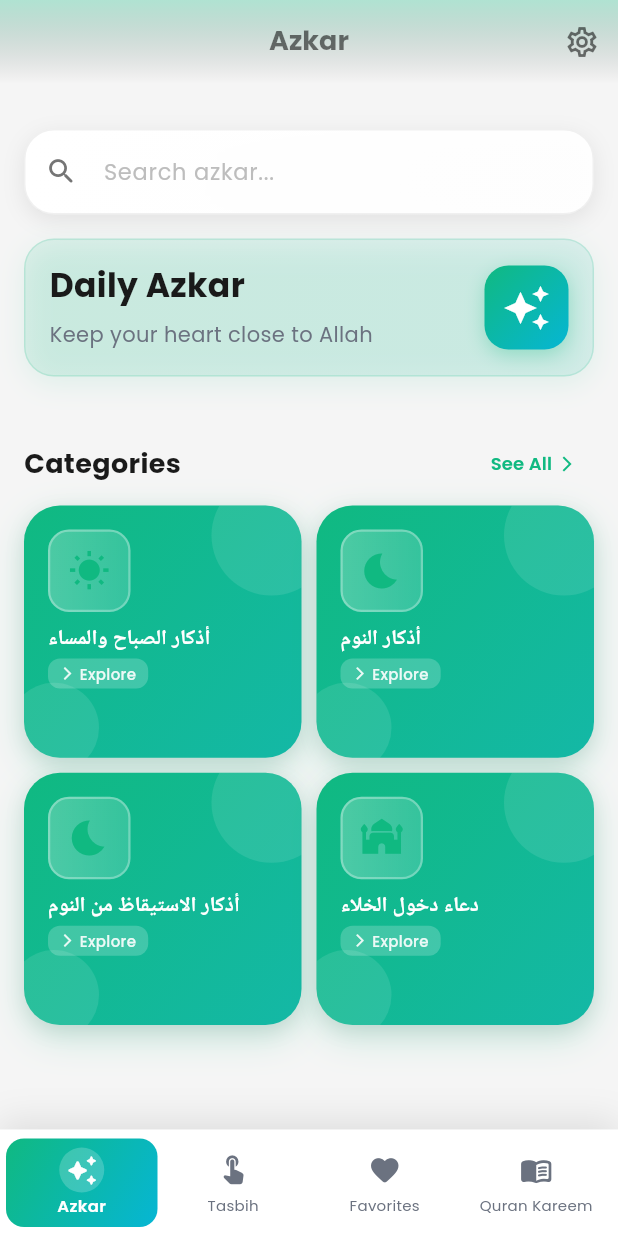
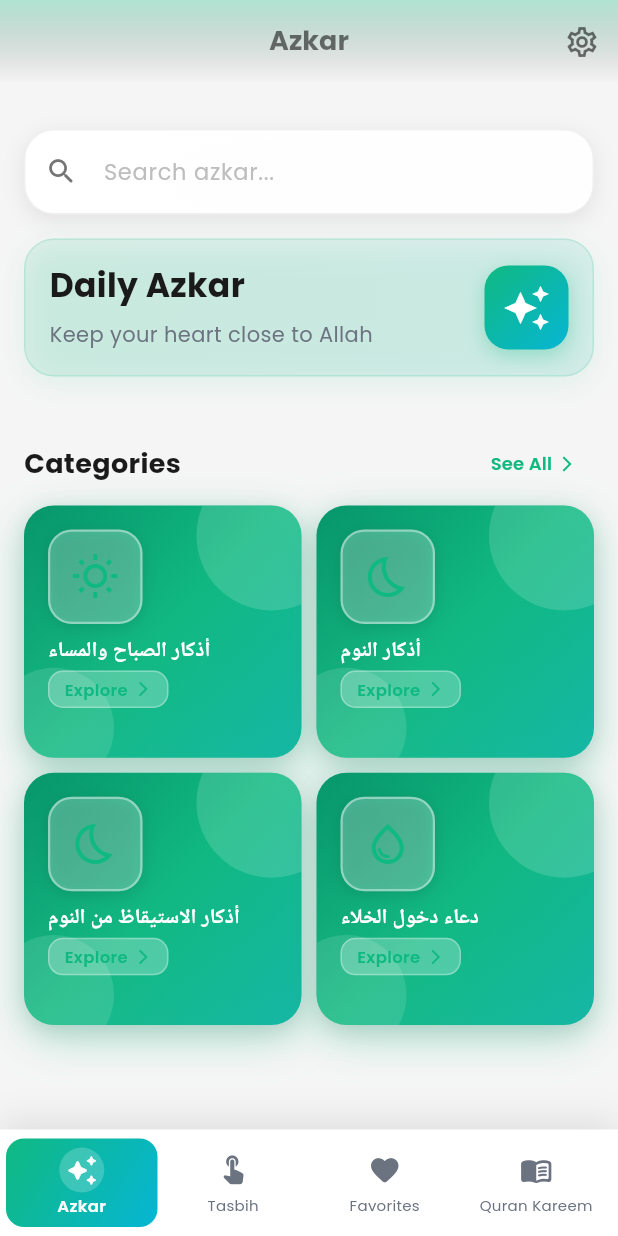
Before and after one commit to khaledebied/bling_azkar, a Flutter app: the screen it shows after launch, on a phone screen of 412 x 824 dp. Run offline on Flutter 3.47's test engine with Material 3 defaults, Android fonts, the phone set to English and light mode, and no system bars; our stand-ins replace dio, flutter_local_notifications, flutter_riverpod, flutter_svg, freezed_annotation, geolocator and 9 more; missing offline and left inert: audio_session, flutter_qiblah, quran_library; accounts and stored records are empty; Roboto replaces fonts that are missing (Cairo); statements that could not run were skipped.

Commit message:
feat: Add support for custom icons in category cards and enhance gradient styling
- Introduced a new asset path for custom icons in the pubspec.yaml file
- Updated the _getCategoryIcon method to support outlined versions of Material icons
- Improved gradient styling for both light and dark modes in category cards
- Enhanced the overall design consistency and elegance of category card elements

```diff
--- a/lib/src/presentation/widgets/category_card.dart
+++ b/lib/src/presentation/widgets/category_card.dart
@@ -45,140 +45,145 @@ class _CategoryCardState extends State<CategoryCard>
     super.dispose();
   }
 
+  /// Get icon for category - supports both Material icons and custom assets
+  /// For Flaticon icons, place them in assets/icons/ and reference by name
   IconData _getCategoryIcon(String categoryName) {
     final lowerName = categoryName.toLowerCase();
 
-    // Morning/Evening categories
+    // Morning/Evening categories - use sun/moon icons
     if (lowerName.contains('صباح') || lowerName.contains('صباح')) {
-      return Icons.wb_sunny;
+      return Icons.wb_sunny_outlined;
     }
     if (lowerName.contains('مساء') || lowerName.contains('مساء')) {
       return Icons.nightlight_round;
     }
 
-    // Sleep categories
+    // Sleep categories - use moon/bed icons
     if (lowerName.contains('نوم') || lowerName.contains('نوم')) {
-      return Icons.bedtime;
+      return Icons.bedtime_outlined;
     }
     if (lowerName.contains('استيقاظ') || lowerName.contains('استيقاظ')) {
       return Icons.wb_twilight;
     }
 
-    // Prayer categories
+    // Prayer categories - use mosque/prayer icons
     if (lowerName.contains('صلاة') || lowerName.contains('صلاة') ||
         lowerName.contains('ركوع') || lowerName.contains('سجود') ||
-        lowerName.contains('تشهد')) {
+        lowerName.contains('تشهد') || lowerName.contains('استفتاح')) {
       return Icons.mosque;
     }
     if (lowerName.contains('آذان') || lowerName.contains('آذان')) {
-      return Icons.volume_up;
+      return Icons.volume_up_outlined;
+    }
+    if (lowerName.contains('مسجد') || lowerName.contains('مسجد')) {
+      return Icons.account_balance;
     }
 
-    // Food categories
+    // Wudu/Bathroom categories
+    if (lowerName.contains('وضوء') || lowerName.contains('وضوء') ||
+        lowerName.contains('خلاء') || lowerName.contains('خلاء')) {
+      return Icons.water_drop_outlined;
+    }
+
+    // Home categories
+    if (lowerName.contains('منزل') || lowerName.contains('منزل') ||
+        lowerName.contains('بيت') || lowerName.contains('بيت')) {
+      return Icons.home_outlined;
+    }
+
+    // Food/Fasting categories
     if (lowerName.contains('طعام') || lowerName.contains('طعام') ||
         lowerName.contains('أكل') || lowerName.contains('أكل')) {
-      return Icons.restaurant;
+      return Icons.restaurant_outlined;
     }
     if (lowerName.contains('صائم') || lowerName.contains('صائم') ||
         lowerName.contains('إفطار') || lowerName.contains('إفطار')) {
-      return Icons.fastfood;
+      return Icons.fastfood_outlined;
     }
 
     // Travel categories
     if (lowerName.contains('سفر') || lowerName.contains('سفر') ||
         lowerName.contains('ركوب') || lowerName.contains('ركوب')) {
-      return Icons.flight;
+      return Icons.flight_outlined;
     }
     if (lowerName.contains('سوق') || lowerName.contains('سوق') ||
         lowerName.contains('قرية') || lowerName.contains('قرية')) {
-      return Icons.location_city;
-    }
-
-    // Home categories
-    if (lowerName.contains('منزل') || lowerName.contains('منزل') ||
-        lowerName.contains('بيت') || lowerName.contains('بيت')) {
-      return Icons.home;
-    }
-    if (lowerName.contains('مسجد') || lowerName.contains('مسجد')) {
-      return Icons.account_balance;
+      return Icons.location_city_outlined;
     }
 
     // Health categories
     if (lowerName.contains('مريض') || lowerName.contains('مريض') ||
         lowerName.contains('وجع') || lowerName.contains('وجع')) {
-      return Icons.medical_services;
+      return Icons.medical_services_outlined;
     }
     if (lowerName.contains('عين') || lowerName.contains('عين')) {
-      return Icons.remove_red_eye;
+      return Icons.remove_red_eye_outlined;
     }
 
     // Weather categories
     if (lowerName.contains('مطر') || lowerName.contains('مطر') ||
         lowerName.contains('ريح') || lowerName.contains('ريح') ||
         lowerName.contains('رعد') || lowerName.contains('رعد')) {
-      return Icons.wb_cloudy;
+      return Icons.wb_cloudy_outlined;
     }
 
     // Clothing categories
     if (lowerName.contains('ثوب') || lowerName.contains('ثوب') ||
         lowerName.contains('لبس') || lowerName.contains('لبس')) {
-      return Icons.checkroom;
+      return Icons.checkroom_outlined;
     }
 
     // Marriage categories
     if (lowerName.contains('زواج') || lowerName.contains('زواج') ||
         lowerName.contains('متزوج') || lowerName.contains('متزوج')) {
-      return Icons.favorite;
+      return Icons.favorite_outline;
     }
 
-    // Death/Funeral categories
-    if (lowerName.contains('ميت') || lowerName.contains('ميت') ||
-        lowerName.contains('قبر') || lowerName.contains('قبر') ||
-        lowerName.contains('مصيبة') || lowerName.contains('مصيبة')) {
-      return Icons.celebration;
+    // General supplications and dhikr
+    if (lowerName.contains('دعاء') || lowerName.contains('دعاء')) {
+      return Icons.auto_awesome_outlined;
     }
-
-    // General supplications
-    if (lowerName.contains('دعاء') || lowerName.contains('دعاء')) {
-      return Icons.mosque;
-    }
-
-    // Default icons based on keywords
     if (lowerName.contains('ذكر') || lowerName.contains('ذكر')) {
-      return Icons.auto_awesome;
+      return Icons.auto_awesome_outlined;
     }
     if (lowerName.contains('استغفار') || lowerName.contains('استغفار') ||
         lowerName.contains('توبة') || lowerName.contains('توبة')) {
-      return Icons.self_improvement;
+      return Icons.self_improvement_outlined;
     }
 
-    // Default icon
-    return Icons.menu_book;
+    // Default icon - book/prayer beads
+    return Icons.menu_book_outlined;
   }
 
-  LinearGradient _getCategoryGradient(String categoryName, BuildContext context) {
+  /// Get consistent, elegant gradient for all category cards
+  /// Using a beautiful emerald-to-teal gradient that works for all categories
+  LinearGradient _getCategoryGradient(BuildContext context) {
     final isDarkMode = Theme.of(context).brightness == Brightness.dark;
 
-    // Fixed gradient for all cards in light mode - using app's primary colors
+    // Elegant gradient for light mode - consistent across all cards
     if (!isDarkMode) {
       return const LinearGradient(
         begin: Alignment.topLeft,
         end: Alignment.bottomRight,
         colors: [
-          Color(0xFF10B981), // AppTheme.primaryGreen
-          Color(0xFF14B8A6), // AppTheme.primaryTeal
+          Color(0xFF059669), // Deep emerald
+          Color(0xFF10B981), // Vibrant emerald
+          Color(0xFF14B8A6), // Bright teal
         ],
+        stops: [0.0, 0.5, 1.0],
       );
     }
 
-    // Consistent gradient for dark mode - subtle and comfortable
+    // Elegant gradient for dark mode - subtle and sophisticated
     return LinearGradient(
       begin: Alignment.topLeft,
       end: Alignment.bottomRight,
       colors: [
-        const Color(0xFF10B981).withValues(alpha: 0.2), // Subtle green
-        const Color(0xFF14B8A6).withValues(alpha: 0.15), // Subtle teal
+        const Color(0xFF059669).withValues(alpha: 0.25), // Deep emerald
+        const Color(0xFF10B981).withValues(alpha: 0.2), // Vibrant emerald
+        const Color(0xFF14B8A6).withValues(alpha: 0.15), // Bright teal
       ],
+      stops: const [0.0, 0.5, 1.0],
     );
   }
 
@@ -186,7 +191,7 @@ class _CategoryCardState extends State<CategoryCard>
   Widget build(BuildContext context) {
     final l10n = AppLocalizations.ofWithFallback(context);
     final icon = _getCategoryIcon(widget.titleAr);
-    final gradient = _getCategoryGradient(widget.titleAr, context);
+    final gradient = _getCategoryGradient(context);
     final isDarkMode = Theme.of(context).brightness == Brightness.dark;
 
     final cardWidget = GestureDetector(
@@ -211,69 +216,84 @@ class _CategoryCardState extends State<CategoryCard>
           height: 140, // Fixed height to match ListView height
           margin: const EdgeInsets.only(bottom: 0),
           decoration: BoxDecoration(
-            gradient: isDarkMode ? null : gradient,
-            color: isDarkMode ? Theme.of(context).cardColor : null,
-            borderRadius: BorderRadius.circular(24),
+            gradient: gradient, // Always use gradient for consistency
+            borderRadius: BorderRadius.circular(20),
             border: isDarkMode
                 ? Border.all(
-                    color: gradient.colors.first.withValues(alpha: 0.3),
+                    color: gradient.colors[1].withValues(alpha: 0.4),
                     width: 1.5,
                   )
                 : null,
             boxShadow: [
               if (isDarkMode)
                 BoxShadow(
-                  color: Colors.black.withValues(alpha: 0.4),
-                  blurRadius: 20,
+                  color: Colors.black.withValues(alpha: 0.5),
+                  blurRadius: 24,
                   offset: const Offset(0, 8),
                   spreadRadius: 0,
                 )
               else ...[
                 BoxShadow(
-                  color: gradient.colors.first.withValues(alpha: 0.2),
-                  blurRadius: 20,
+                  color: gradient.colors[1].withValues(alpha: 0.3),
+                  blurRadius: 24,
                   offset: const Offset(0, 8),
                   spreadRadius: 0,
                 ),
                 BoxShadow(
-                  color: Colors.black.withValues(alpha: 0.08),
-                  blurRadius: 10,
+                  color: Colors.black.withValues(alpha: 0.1),
+                  blurRadius: 12,
                   offset: const Offset(0, 4),
                 ),
               ],
             ],
           ),
           child: ClipRRect(
-            borderRadius: BorderRadius.circular(24),
+            borderRadius: BorderRadius.circular(20),
             child: Stack(
               children: [
-                // Decorative circles (only in light mode)
-                if (!isDarkMode) ...[
+                // Elegant decorative elements
                 Positioned(
-                    top: -20,
-                    right: -20,
+                  top: -30,
+                  right: -30,
+                  child: Container(
+                    width: 100,
+                    height: 100,
+                    decoration: BoxDecoration(
+                      shape: BoxShape.circle,
+                      color: (isDarkMode ? Colors.white : Colors.white)
+                          .withValues(alpha: isDarkMode ? 0.05 : 0.15),
+                    ),
+                  ),
+                ),
+                Positioned(
+                  bottom: -20,
+                  left: -20,
                   child: Container(
                     width: 80,
                     height: 80,
                     decoration: BoxDecoration(
                       shape: BoxShape.circle,
-                        color: Colors.white.withValues(alpha: 0.1),
+                      color: (isDarkMode ? Colors.white : Colors.white)
+                          .withValues(alpha: isDarkMode ? 0.05 : 0.12),
                     ),
                   ),
                 ),
-                  Positioned(
-                    bottom: -10,
-                    left: -10,
+                // Subtle pattern overlay
+                Positioned.fill(
                   child: Container(
-                      width: 60,
-                      height: 60,
                     decoration: BoxDecoration(
-                        shape: BoxShape.circle,
-                        color: Colors.white.withValues(alpha: 0.1),
+                      gradient: LinearGradient(
+                        begin: Alignment.topRight,
+                        end: Alignment.bottomLeft,
+                        colors: [
+                          Colors.transparent,
+                          (isDarkMode ? Colors.black : Colors.white)
+                              .withValues(alpha: 0.03),
+                        ],
                       ),
                     ),
                   ),
-                ],
+                ),
                 // Content
                 Padding(
                   padding: const EdgeInsets.all(16.0),
@@ -282,32 +302,32 @@ class _CategoryCardState extends State<CategoryCard>
                     mainAxisAlignment: MainAxisAlignment.spaceBetween,
                     mainAxisSize: MainAxisSize.min,
                     children: [
-                      // Icon container
+                      // Icon container with elegant design
                       Container(
-                        padding: const EdgeInsets.all(12),
+                        padding: const EdgeInsets.all(14),
                         decoration: BoxDecoration(
-                          gradient: isDarkMode
-                              ? gradient
-                              : LinearGradient(
-                                  colors: [
-                                    Colors.white.withValues(alpha: 0.25),
-                                    Colors.white.withValues(alpha: 0.15),
-                                  ],
-                                ),
-                          borderRadius: BorderRadius.circular(14),
+                          color: (isDarkMode ? Colors.white : Colors.white)
+                              .withValues(alpha: isDarkMode ? 0.15 : 0.25),
+                          borderRadius: BorderRadius.circular(16),
                           border: Border.all(
-                            color: isDarkMode
-                                ? gradient.colors.first.withValues(alpha: 0.4)
-                                : Colors.white.withValues(alpha: 0.3),
+                            color: (isDarkMode ? Colors.white : Colors.white)
+                                .withValues(alpha: isDarkMode ? 0.2 : 0.4),
                             width: 1.5,
                           ),
+                          boxShadow: [
+                            BoxShadow(
+                              color: Colors.black.withValues(alpha: isDarkMode ? 0.3 : 0.1),
+                              blurRadius: 8,
+                              offset: const Offset(0, 2),
+                            ),
+                          ],
                         ),
                         child: Icon(
                           icon,
                           color: isDarkMode
                               ? Colors.white
-                              : gradient.colors.first,
-                          size: 28,
+                              : gradient.colors[1], // Use middle gradient color
+                          size: 32,
                         ),
                       ),
                       const SizedBox(height: 8),
@@ -335,35 +355,39 @@ class _CategoryCardState extends State<CategoryCard>
                             const SizedBox(height: 4),
                             Container(
                               padding: const EdgeInsets.symmetric(
-                                horizontal: 8,
-                                vertical: 3,
+                                horizontal: 10,
+                                vertical: 4,
                               ),
                               decoration: BoxDecoration(
-                                color: isDarkMode
-                                    ? gradient.colors.first.withValues(alpha: 0.2)
-                                    : Colors.white.withValues(alpha: 0.2),
-                                borderRadius: BorderRadius.circular(8),
+                                color: (isDarkMode ? Colors.white : Colors.white)
+                                    .withValues(alpha: isDarkMode ? 0.15 : 0.25),
+                                borderRadius: BorderRadius.circular(10),
+                                border: Border.all(
+                                  color: (isDarkMode ? Colors.white : Colors.white)
+                                      .withValues(alpha: isDarkMode ? 0.2 : 0.3),
+                                  width: 1,
+                                ),
                               ),
                               child: Row(
                                 mainAxisSize: MainAxisSize.min,
                                 children: [
-                                  Icon(
-                                    Icons.arrow_forward_ios,
-                                    color: isDarkMode
-                                        ? gradient.colors.first
-                                        : Colors.white.withValues(alpha: 0.9),
-                                    size: 10,
-                                  ),
-                                  const SizedBox(width: 3),
                                   Text(
                                     l10n.explore,
                                     style: AppTheme.bodySmall.copyWith(
                                       color: isDarkMode
-                                          ? gradient.colors.first
-                                          : Colors.white.withValues(alpha: 0.9),
-                                      fontSize: 10,
-                                      fontWeight: FontWeight.w500,
+                                          ? Colors.white
+                                          : gradient.colors[1],
+                                      fontSize: 11,
+                                      fontWeight: FontWeight.w600,
                                     ),
+                                  ),
+                                  const SizedBox(width: 4),
+                                  Icon(
+                                    Icons.arrow_forward_ios_rounded,
+                                    color: isDarkMode
+                                        ? Colors.white
+                                        : gradient.colors[1],
+                                    size: 12,
                                   ),
                                 ],
                               ),
--- /dev/null
+++ b/lib/src/utils/icon_helper.dart
@@ -0,0 +1,68 @@
+import 'package:flutter/material.dart';
+import 'package:flutter_svg/flutter_svg.dart';
+
+/// Helper class for managing icons in the app
+/// Supports both Material Icons and custom Flaticon icons
+class IconHelper {
+  /// Get icon widget for a category
+  /// First tries to load custom Flaticon icon, falls back to Material icon
+  static Widget getCategoryIcon({
+    required String categoryName,
+    required IconData materialIcon,
+    String? customIconPath,
+    Color? color,
+    double? size,
+  }) {
+    // If custom icon path is provided, try to load it
+    if (customIconPath != null) {
+      try {
+        // Try SVG first
+        if (customIconPath.endsWith('.svg')) {
+          return SvgPicture.asset(
+            customIconPath,
+            colorFilter: color != null
+                ? ColorFilter.mode(color, BlendMode.srcIn)
+                : null,
+            width: size ?? 32,
+            height: size ?? 32,
+          );
+        }
+        // Try PNG
+        else if (customIconPath.endsWith('.png')) {
+          return Image.asset(
+            customIconPath,
+            width: size ?? 32,
+            height: size ?? 32,
+            color: color,
+          );
+        }
+      } catch (e) {
+        debugPrint('Could not load custom icon: $customIconPath, using Material icon');
+      }
+    }
+
+    // Fallback to Material icon
+    return Icon(
+      materialIcon,
+      color: color,
+      size: size ?? 32,
+    );
+  }
+
+  /// Map category names to custom icon paths
+  /// Add your Flaticon icons here after downloading them
+  static String? getCustomIconPath(String categoryName) {
+    final lowerName = categoryName.toLowerCase();
+
+    // Example mappings - update these with your actual Flaticon icon paths
+    // if (lowerName.contains('مسجد')) {
+    //   return 'assets/icons/mosque.svg';
+    // }
+    // if (lowerName.contains('صلاة')) {
+    //   return 'assets/icons/prayer.svg';
+    // }
+
+    // Return null to use Material icons
+    return null;
+  }
+}
--- a/pubspec.yaml
+++ b/pubspec.yaml
@@ -90,3 +90,4 @@ flutter:
     - assets/adhkar.json
     - assets/audio/
     - assets/lottie/
+    - assets/icons/
```
Also changed, not shown: 2 other files. Lines whose indentation alone changed are shown as unchanged.
